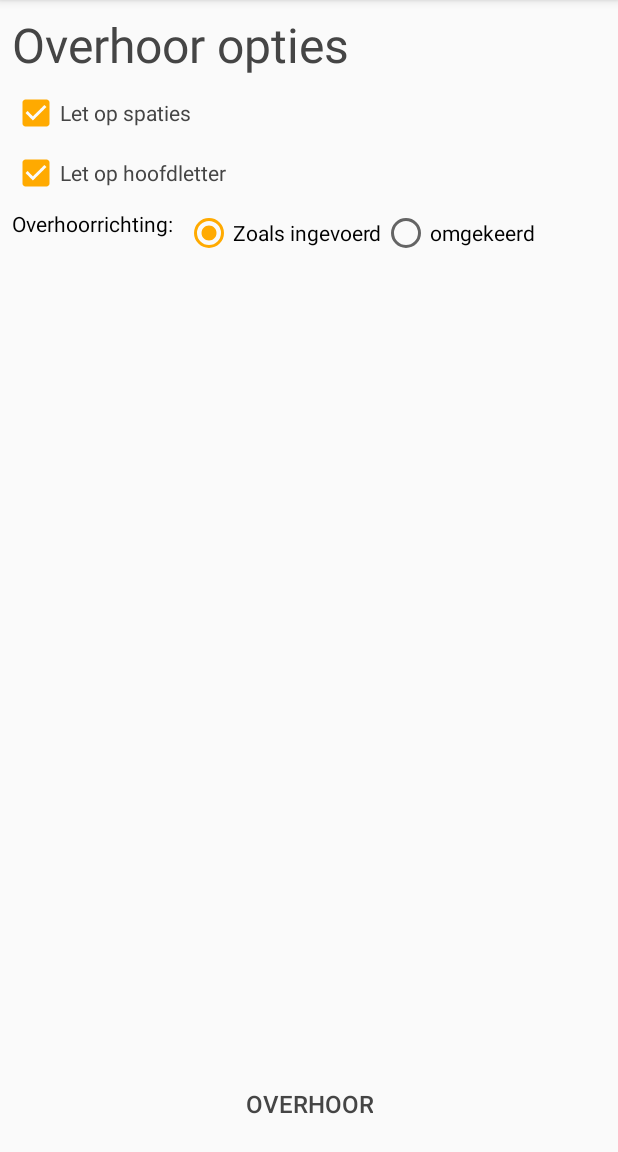
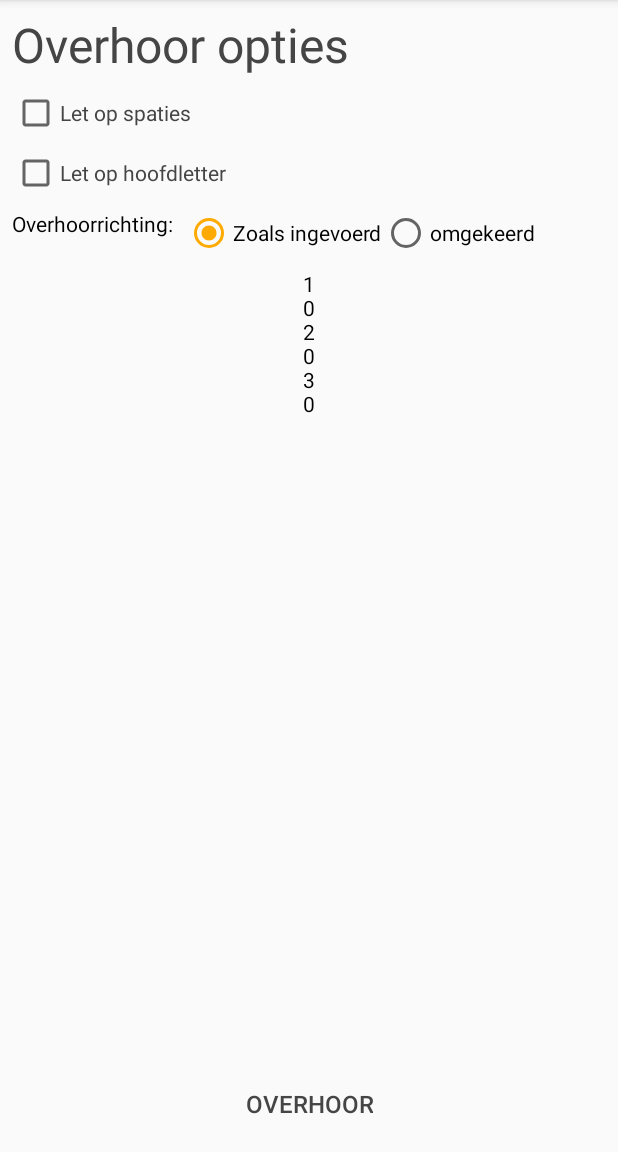
Before and after one commit to svendor/Rijtjessss, an Android app: the settings screen opened directly, with no data from a screen before it, on a phone screen of 412 x 824 dp, the part 84-1236 px from its top. Run offline under Robolectric (Android 15) with nearby library versions, the light colour scheme and no system bars.

Commit message:
Added database table in 'main_table'-database, where the settings are stored, when you change settings before a test they will get saved. TODO: add dedicated settings change activity/fragment and decide what to do with the settings.java

```diff
--- a/app/src/main/java/com/absontwikkeling/rijtjes/DBAdapter.java
+++ b/app/src/main/java/com/absontwikkeling/rijtjes/DBAdapter.java
@@ -23,7 +23,15 @@ public class DBAdapter {
     public static final int COL_TABLE_NAME_MAIN = 1;
     public static final String MAIN_TABLE_NAME = "list_table";
     public static final String[] ALL_KEYS_MAIN = new String[] {KEY_ROWID_MAIN, KEY_TABLE_NAME_MAIN};
-    public static final String DATABASE_TABLE = "mainTable";
+
+    // DB 'settings' Fields
+    public static final String KEY_SETTINGS_ROWID = "_id";
+    public static final String KEY_SETTINGS_VALUE = "value";
+    public static final int COL_SETTINGS_ROWID = 0;
+    public static final int COL_SETTINGS_VALUE = 1;
+    public static final String SETTINGS_TABLE_NAME = "settings";
+    public static final String[] ALL_KEYS_SETTINGS = new String[] {KEY_SETTINGS_ROWID, KEY_SETTINGS_VALUE};
+
 
     // DB 'mainTable' General info
     public static final String DATABASE_MAIN_NAME = "main_table";
@@ -41,12 +49,6 @@ public class DBAdapter {
     // DB 'wordLists' General info
     public static final String DATABASE_NAME = "wordLists";
     public static final int DATABASE_VERSION = 4;
-    private static final String DATABASE_CREATE_SQL =
-            "create table " + DATABASE_TABLE
-                    + " (" + KEY_ROWID + " integer primary key autoincrement, "
-                    + KEY_QUESTION + " string not null, "
-                    + KEY_ANSWER + " string not null"
-                    + ");";
 
     // Context of application who uses us.
     private final Context context;
@@ -122,6 +124,72 @@ public class DBAdapter {
         return c;
     }
 
+    // ############ settings tables ################
+
+    public void createTableSettings() {
+        db.execSQL("create table if not exists " + SETTINGS_TABLE_NAME + " ("
+                + KEY_SETTINGS_ROWID + " integer primary key, "
+                + KEY_SETTINGS_VALUE + " integer not null);");
+    }
+
+    // Add a new set of values to the 'settings'
+    public long insertRowSettings(int value, int id) {
+        ContentValues values = new ContentValues();
+        values.put(KEY_SETTINGS_VALUE, value);
+        String where = KEY_SETTINGS_ROWID + "=" + id;
+
+        return db.insert(SETTINGS_TABLE_NAME, where, values);
+    }
+
+    /*
+    // Delete a row from 'settings', by tableName
+    public void deleteRowSettings(String settingsName) {
+        db.execSQL("DELETE FROM " + SETTINGS_TABLE_NAME + " WHERE " + KEY_SETTINGS_NAME + "='" + settingsName + "';");
+    }
+
+    // Check if a row in 'settings' exists
+    public boolean existsSettings() {
+        Cursor c = db.rawQuery("SELECT * FROM " + MAIN_TABLE_NAME + " WHERE " + KEY_TABLE_NAME_MAIN + " = '" + table_name + "'", null);
+        boolean exist = (c.getCount() > 0);
+        c.close();
+        return exist;
+    }
+
+    public Cursor getRowSettings() {
+        String where = KEY_TABLE_NAME_MAIN + "=" + tableName;
+        Cursor c = db.query(true, tableName, ALL_KEYS_MAIN,
+                where, null, null, null, null, null);
+        if (c != null) {
+            c.moveToFirst();
+        }
+        return c;
+    }
+    */
+
+    // Get's all rows from 'settings'
+    public Cursor getAllRowsSettings() {
+        String where = null;
+        Cursor c = db.query(true, SETTINGS_TABLE_NAME, ALL_KEYS_SETTINGS,
+                where, null, null, null, null, null);
+        if (c != null) {
+            c.moveToFirst();
+        }
+        return c;
+    }
+
+    // Updates row in 'settings' table
+    public boolean updateRowSettings(long rowId, int i) {
+        String where = KEY_SETTINGS_ROWID + "=" + rowId;
+
+        // Create row's data:
+        ContentValues newValues = new ContentValues();
+        newValues.put(KEY_SETTINGS_VALUE, i);
+
+        // Insert it into the database.
+        return db.update(SETTINGS_TABLE_NAME, newValues, where, null) != 0;
+    }
+
+
     // ############ wordList tables ################
 
     // Create table for wordList
@@ -150,7 +218,7 @@ public class DBAdapter {
         return db.delete(tableName.replaceAll("\\s", "_"), row_ID, null) != 0;
     }
 
-    // Deletes a table
+    // Removes all data from a table
     public void deleteAll(String tableName) {
         Cursor c = getAllRows(tableName.replaceAll("\\s", "_"));
         long rowId = c.getColumnIndexOrThrow(KEY_ROWID);
@@ -163,6 +231,7 @@ public class DBAdapter {
         //db.execSQL("TRUNCATE TABLE '" + tableName.replaceAll("\\s","_") + "';");
     }
 
+    // Deletes a table
     public void deleteTable(String tableName) {
         db.execSQL("DROP TABLE IF EXISTS '" + tableName.replaceAll("\\s","_") + "';");
     }
@@ -174,30 +243,6 @@ public class DBAdapter {
             c.moveToFirst();
         }
         return c;
-    }
-
-    // Get a specific row (by rowId)
-    public Cursor getRow(long rowId) {
-        String where = KEY_ROWID + "=" + rowId;
-        Cursor c = 	db.query(true, DATABASE_TABLE, ALL_KEYS,
-                where, null, null, null, null, null);
-        if (c != null) {
-            c.moveToFirst();
-        }
-        return c;
-    }
-
-    // Change an existing row to be equal to new data.
-    public boolean updateRow(long rowId, String question, String answer) {
-        String where = KEY_ROWID + "=" + rowId;
-
-        // Create row's data:
-        ContentValues newValues = new ContentValues();
-        newValues.put(KEY_QUESTION, question);
-        newValues.put(KEY_ANSWER, answer);
-
-        // Insert it into the database.
-        return db.update(DATABASE_TABLE, newValues, where, null) != 0;
     }
 
     /////////////////////////////////////////////////////////////////////
--- a/app/src/main/java/com/absontwikkeling/rijtjes/settings.java
+++ b/app/src/main/java/com/absontwikkeling/rijtjes/settings.java
@@ -1,11 +1,14 @@
 package com.absontwikkeling.rijtjes;
 
 import android.content.Intent;
+import android.database.Cursor;
 import android.support.v7.app.AppCompatActivity;
 import android.os.Bundle;
 import android.view.View;
 import android.widget.CheckBox;
-import android.widget.RadioButton;
+import android.widget.RadioGroup;
+import android.widget.TextView;
+
 
 public class settings extends AppCompatActivity {
 
@@ -13,8 +16,9 @@ public class settings extends AppCompatActivity {
     DBAdapter dbAdapterMain;
 
     public static int [] settings = new int[3];
-    public static int radioState = 1;
+    private static int radioStateSettings = 0;
     public static String tableName;
+    RadioGroup radioGroupSettings;
     CheckBox whitespace;
     CheckBox capitals;
 
@@ -23,13 +27,24 @@ public class settings extends AppCompatActivity {
         super.onCreate(savedInstanceState);
         setContentView(R.layout.activity_settings);
 
-        openDB();
-
         whitespace = (CheckBox) findViewById(R.id.whitespaceCB);
         capitals = (CheckBox) findViewById(R.id.capitalsCB);
 
+        openDB();
+
+        dbAdapterMain.createTableSettings();
+        if (!dbAdapterMain.getAllRowsSettings().moveToFirst()) {
+            for (int i = 0; i < settings.length; i++) {
+                dbAdapterMain.insertRowSettings(0, i+1);
+            }
+        }
+        listSettings(dbAdapterMain.getAllRowsSettings());
+
         Intent i = getIntent();
         tableName = i.getStringExtra("tableName");
+
+        TextView debug = (TextView) findViewById(R.id.debug);
+        debug.setText(displayQuery(dbAdapterMain.getAllRowsSettings()));
     }
 
     @Override
@@ -51,20 +66,35 @@ public class settings extends AppCompatActivity {
     }
 
     public void onRadioButtonClicked(View v) {
-        boolean checked = ((RadioButton) v).isChecked();
+        switch(v.getId()) {
+            case R.id.defaultDirectionRB:
+                radioStateSettings = 0;
+                break;
+            case R.id.reverseDirectionRB:
+                radioStateSettings = 1;
+                break;
+        }
+    }
 
-        // Check which radio button was clicked
-        switch(v.getId()) {
-            case R.id.reverseDirectionRB:
-                if (checked) {
-                    radioState = 0;
-                }
-                break;
-            case R.id.defaultDirectionRB:
-                if (checked) {
-                    radioState = 1;
-                }
-                break;
+    public void listSettings(Cursor c) {
+        if (c.moveToFirst()) {
+            for (int i = 0; i < settings.length; i++) {
+                settings[i] = c.getInt(DBAdapter.COL_SETTINGS_VALUE);
+                c.moveToNext();
+            }
+        } else {
+            for (int i = 0; i < settings.length; i++) {
+                settings[i] = 0;
+            }
+        }
+        capitals.setChecked(settings[0] == 1);
+        whitespace.setChecked(settings[1] == 1);
+        if (settings[2] == 0) {
+            radioGroupSettings = (RadioGroup) findViewById(R.id.radioGroup);
+            radioGroupSettings.check(R.id.defaultDirectionRB);
+        } else {
+            radioGroupSettings = (RadioGroup) findViewById(R.id.radioGroup);
+            radioGroupSettings.check(R.id.reverseDirectionRB);
         }
     }
 
@@ -81,7 +111,11 @@ public class settings extends AppCompatActivity {
             settings[1] = 1;
         }
 
-        settings[2] = radioState;
+        settings[2] = radioStateSettings;
+
+        for (int i = 0; i < settings.length; i++) {
+            dbAdapterMain.updateRowSettings(i+1, settings[i]);
+        }
 
         Intent i = new Intent(this, question.class);
         i.putExtra("settings", settings);
@@ -89,4 +123,21 @@ public class settings extends AppCompatActivity {
         startActivity(i);
     }
 
+    private String displayQuery(Cursor cursor) {
+        String message = "";
+        if (cursor.moveToFirst()) {
+            do {
+                // Process the data:
+                int value = cursor.getInt(DBAdapter.COL_SETTINGS_VALUE);
+                int id = cursor.getInt(DBAdapter.COL_SETTINGS_ROWID);
+
+                // Append data to the message:
+                message += id +"\n" + value + "\n";
+            } while(cursor.moveToNext());
+        }
+
+        cursor.close();
+        return message;
+    }
+
 }
--- a/app/src/main/java/layout/displayList.java
+++ b/app/src/main/java/layout/displayList.java
@@ -45,7 +45,7 @@ public class displayList extends Fragment {
         // Inflate the layout for this fragment
         view = inflater.inflate(R.layout.fragment_display_list, container, false);
 
-        setScrollView();
+        // setScrollView();
 
         // Debugging for displayQuery()
         // showList = (TextView) findViewById(R.id.showList);
@@ -57,8 +57,6 @@ public class displayList extends Fragment {
         {
             @Override
             public void onCheckedChanged(RadioGroup group, int i) {
-                // checkedId is the RadioButton selected
-
                 switch(i) {
                     case R.id.questionTheList:
                         radioState = 0;
--- a/app/src/main/res/layout/activity_settings.xml
+++ b/app/src/main/res/layout/activity_settings.xml
@@ -46,12 +46,13 @@
         app:layout_constraintTop_toBottomOf="@+id/whitespaceCB" />
 
     <RadioGroup
+        android:id="@+id/radioGroup"
         android:layout_width="wrap_content"
         android:layout_height="wrap_content"
+        android:layout_marginLeft="8dp"
+        android:layout_marginTop="8dp"
         android:orientation="horizontal"
         app:layout_constraintLeft_toRightOf="@+id/textView5"
-        android:layout_marginLeft="8dp"
-        android:layout_marginTop="8dp"
         app:layout_constraintTop_toBottomOf="@+id/capitalsCB">
 
         <RadioButton
@@ -59,6 +60,7 @@
             android:layout_width="wrap_content"
             android:layout_height="wrap_content"
             android:layout_weight="1"
+            android:onClick="onRadioButtonClicked"
             android:checked="true"
             android:text="Zoals ingevoerd" />
 
@@ -67,6 +69,7 @@
             android:layout_width="wrap_content"
             android:layout_height="wrap_content"
             android:layout_weight="1"
+            android:onClick="onRadioButtonClicked"
             android:text="omgekeerd" />
     </RadioGroup>
 
@@ -94,4 +97,16 @@
         app:layout_constraintLeft_toLeftOf="parent"
         android:layout_marginTop="8dp"
         app:layout_constraintTop_toBottomOf="@+id/capitalsCB" />
+
+    <TextView
+        android:id="@+id/debug"
+        android:layout_width="wrap_content"
+        android:layout_height="wrap_content"
+        android:layout_marginLeft="8dp"
+        android:layout_marginRight="8dp"
+        android:layout_marginTop="8dp"
+        android:text="TextView"
+        app:layout_constraintLeft_toLeftOf="parent"
+        app:layout_constraintRight_toRightOf="parent"
+        app:layout_constraintTop_toBottomOf="@+id/radioGroup" />
 </android.support.constraint.ConstraintLayout>
```
Also changed, not shown: app/src/main/java/com/absontwikkeling/rijtjes/question.java (+8 -7 lines).
